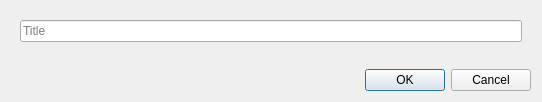
Qt form server/gui/add+editbook.ui (WerthersEchte/M214_AdvancedCpp-Projekt_Librarysystem) before a commit.
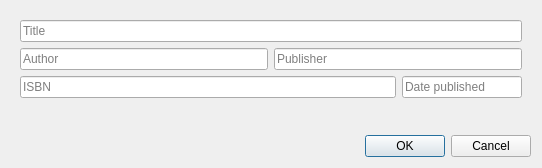
The same form after that commit.

```diff
--- a/server/gui/add+editbook.ui
+++ b/server/gui/add+editbook.ui
@@ -10,7 +10,7 @@
     <x>0</x>
     <y>0</y>
     <width>542</width>
-    <height>102</height>
+    <height>168</height>
    </rect>
   </property>
   <property name="windowTitle">
@@ -39,6 +39,76 @@
         </property>
        </widget>
       </item>
+      <item>
+       <widget class="QWidget" name="widget" native="true">
+        <layout class="QHBoxLayout" name="horizontalLayout">
+         <property name="leftMargin">
+          <number>0</number>
+         </property>
+         <property name="topMargin">
+          <number>0</number>
+         </property>
+         <property name="rightMargin">
+          <number>0</number>
+         </property>
+         <property name="bottomMargin">
+          <number>0</number>
+         </property>
+         <item>
+          <widget class="QLineEdit" name="lEAuthor">
+           <property name="placeholderText">
+            <string>Author</string>
+           </property>
+          </widget>
+         </item>
+         <item>
+          <widget class="QLineEdit" name="lEPublisher">
+           <property name="placeholderText">
+            <string>Publisher</string>
+           </property>
+          </widget>
+         </item>
+        </layout>
+       </widget>
+      </item>
+      <item>
+       <widget class="QWidget" name="widget_2" native="true">
+        <layout class="QHBoxLayout" name="horizontalLayout_2">
+         <property name="leftMargin">
+          <number>0</number>
+         </property>
+         <property name="topMargin">
+          <number>0</number>
+         </property>
+         <property name="rightMargin">
+          <number>0</number>
+         </property>
+         <property name="bottomMargin">
+          <number>0</number>
+         </property>
+         <item>
+          <widget class="QLineEdit" name="lEISBN">
+           <property name="placeholderText">
+            <string>ISBN</string>
+           </property>
+          </widget>
+         </item>
+         <item>
+          <widget class="QLineEdit" name="lEDate">
+           <property name="maximumSize">
+            <size>
+             <width>120</width>
+             <height>16777215</height>
+            </size>
+           </property>
+           <property name="placeholderText">
+            <string>Date published</string>
+           </property>
+          </widget>
+         </item>
+        </layout>
+       </widget>
+      </item>
       <item>
        <spacer name="verticalSpacer">
         <property name="orientation">
```
